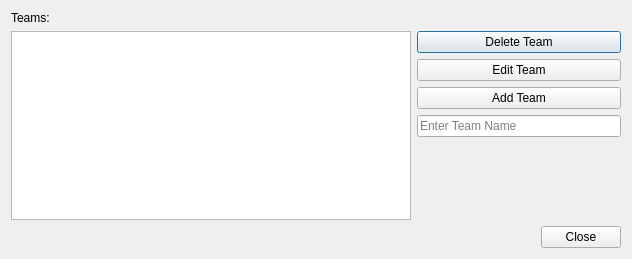
Old version of the form CurlingLeague/GUI/league_editor.ui in the repository jmayhall/CurlingLeague.
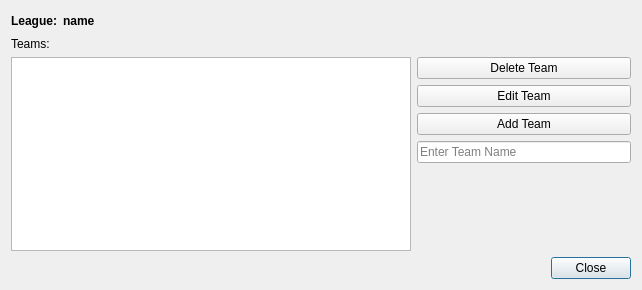
New version of the form. Icons and pictures are not drawn.

What changed in the file:
```diff
--- a/CurlingLeague/GUI/league_editor.ui
+++ b/CurlingLeague/GUI/league_editor.ui
@@ -6,8 +6,8 @@
    <rect>
     <x>0</x>
     <y>0</y>
-    <width>632</width>
-    <height>259</height>
+    <width>642</width>
+    <height>290</height>
    </rect>
   </property>
   <property name="windowTitle">
@@ -17,8 +17,53 @@
    <iconset>
     <normaloff>icon.png</normaloff>icon.png</iconset>
   </property>
+  <layout class="QHBoxLayout" name="horizontalLayout_3">
+   <item>
+    <layout class="QVBoxLayout" name="verticalLayout_4">
+     <item>
   <layout class="QHBoxLayout" name="horizontalLayout_2">
    <item>
+        <widget class="QLabel" name="label_2">
+         <property name="font">
+          <font>
+           <weight>75</weight>
+           <bold>true</bold>
+          </font>
+         </property>
+         <property name="text">
+          <string>League:</string>
+         </property>
+        </widget>
+       </item>
+       <item>
+        <widget class="QLabel" name="name_label">
+         <property name="font">
+          <font>
+           <weight>75</weight>
+           <bold>true</bold>
+          </font>
+         </property>
+         <property name="text">
+          <string>name</string>
+         </property>
+        </widget>
+       </item>
+       <item>
+        <spacer name="horizontalSpacer">
+         <property name="orientation">
+          <enum>Qt::Horizontal</enum>
+         </property>
+         <property name="sizeHint" stdset="0">
+          <size>
+           <width>40</width>
+           <height>20</height>
+          </size>
+         </property>
+        </spacer>
+       </item>
+      </layout>
+     </item>
+     <item>
     <layout class="QVBoxLayout" name="verticalLayout_3">
      <item>
       <layout class="QVBoxLayout" name="verticalLayout_2">
@@ -54,6 +99,9 @@
              <property name="text">
               <string>Delete Team</string>
              </property>
+               <property name="autoDefault">
+                <bool>false</bool>
+               </property>
             </widget>
            </item>
            <item>
@@ -67,6 +115,12 @@
              <property name="text">
               <string>Edit Team</string>
              </property>
+               <property name="autoDefault">
+                <bool>false</bool>
+               </property>
+               <property name="default">
+                <bool>false</bool>
+               </property>
             </widget>
            </item>
            <item>
@@ -80,6 +134,9 @@
              <property name="text">
               <string>Add Team</string>
              </property>
+               <property name="autoDefault">
+                <bool>false</bool>
+               </property>
             </widget>
            </item>
            <item>
@@ -127,6 +184,8 @@
     </layout>
    </item>
   </layout>
+   </item>
+  </layout>
  </widget>
  <resources/>
  <connections>
```
Left out of the diff: 40 changed lines with no effect on the pictures. Lines whose indentation alone changed are shown as unchanged.
